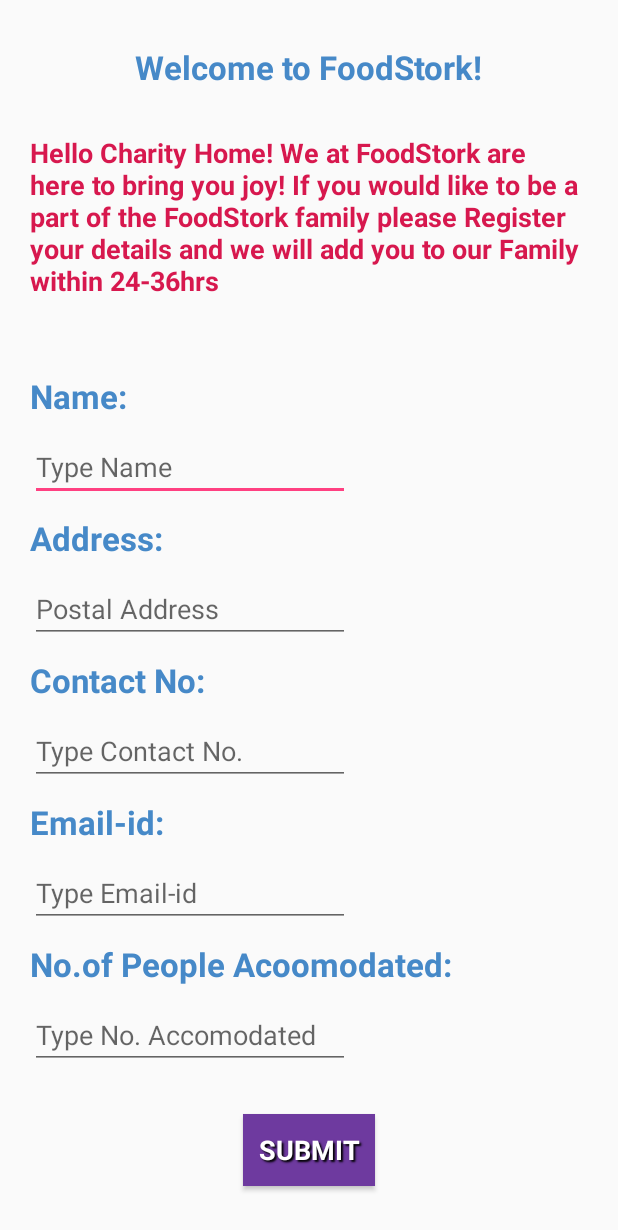
After one commit to iniyadavid/FoodStork, an Android app: the layout receiver_registration.xml on its own in the app's theme, with its tools: preview values and no code run, on a phone screen of 412 x 824 dp. The commit adds this screen. Shown: the top 1230 px of the screen. Run offline under Robolectric (Android 15) with nearby library versions, the phone set to English and light mode, and no system bars.

Commit message:
receiver module changes commit

```diff
--- /dev/null
+++ b/app/src/main/res/layout/receiver_registration.xml
@@ -0,0 +1,157 @@
+<?xml version="1.0" encoding="utf-8"?>
+<ScrollView xmlns:android="http://schemas.android.com/apk/res/android"
+    android:layout_width="fill_parent"
+    android:layout_height="wrap_content">
+<LinearLayout xmlns:android="http://schemas.android.com/apk/res/android"
+    android:orientation="vertical" android:layout_width="match_parent"
+    android:layout_height="wrap_content">
+
+    <TextView
+
+        android:layout_width="wrap_content"
+        android:layout_height="wrap_content"
+        android:layout_gravity="center"
+        android:layout_marginBottom="10dp"
+        android:layout_marginTop="30dp"
+        android:text="Welcome to FoodStork!"
+        android:textAppearance="?android:textAppearanceLarge"
+        android:textColor="#4689C8"
+        android:textStyle="bold" />
+    <TextView
+
+        android:layout_width="wrap_content"
+        android:layout_height="wrap_content"
+        android:layout_margin="20dp"
+        android:text="Hello Charity Home! We at FoodStork are here to bring you joy! If you would like to be a part of the FoodStork family please Register your details and we will add you to our Family within 24-36hrs "
+
+        android:textAppearance="?android:textAppearanceMedium"
+        android:textColor="#d7184e"
+        android:textStyle="bold" />
+    <TextView
+
+        android:layout_width="wrap_content"
+        android:layout_height="wrap_content"
+        android:layout_marginBottom="10dp"
+        android:layout_marginStart="20dp"
+        android:layout_marginTop="30dp"
+        android:text="@string/name"
+        android:textAppearance="?android:textAppearanceLarge"
+        android:textColor="#4689C8"
+        android:textStyle="bold" />
+
+    <EditText
+        android:id="@+id/personEditText1"
+        android:layout_width="wrap_content"
+        android:layout_height="wrap_content"
+        android:layout_marginStart="20dp"
+        android:ems="10"
+        android:hint="@string/type_name"
+        android:inputType="textPersonName" />
+
+    <TextView
+
+        android:layout_width="wrap_content"
+        android:layout_height="wrap_content"
+        android:layout_marginBottom="10dp"
+        android:layout_marginStart="20dp"
+        android:layout_marginTop="10dp"
+        android:text="@string/address"
+        android:textAppearance="?android:textAppearanceLarge"
+        android:textColor="#4689C8"
+        android:textStyle="bold" />
+
+    <EditText
+        android:id="@+id/addressView1"
+        android:layout_width="wrap_content"
+        android:layout_height="wrap_content"
+        android:layout_marginStart="20dp"
+        android:ems="10"
+        android:hint="@string/postal_address"
+        android:inputType="textPostalAddress" />
+
+    <TextView
+
+        android:layout_width="wrap_content"
+        android:layout_height="wrap_content"
+        android:layout_marginBottom="10dp"
+        android:layout_marginStart="20dp"
+        android:layout_marginTop="10dp"
+        android:text="@string/contact_no"
+        android:textAppearance="?android:textAppearanceLarge"
+        android:textColor="#4689C8"
+        android:textStyle="bold" />
+
+    <EditText
+        android:id="@+id/contactView1"
+        android:layout_width="wrap_content"
+        android:layout_height="wrap_content"
+        android:layout_marginStart="20dp"
+        android:ems="10"
+        android:hint="@string/type_contact_no1"
+        android:inputType="number" />
+
+    <TextView
+
+        android:layout_width="wrap_content"
+        android:layout_height="wrap_content"
+        android:layout_marginBottom="10dp"
+        android:layout_marginStart="20dp"
+        android:layout_marginTop="10dp"
+        android:text="@string/email_id"
+        android:textAppearance="?android:textAppearanceLarge"
+        android:textColor="#4689C8"
+        android:textStyle="bold" />
+
+    <EditText
+        android:id="@+id/emailView1"
+        android:layout_width="wrap_content"
+        android:layout_height="wrap_content"
+        android:layout_marginStart="20dp"
+        android:ems="10"
+        android:hint="@string/type_email_id1"
+        android:inputType="textEmailAddress" />
+    <TextView
+
+        android:layout_width="wrap_content"
+        android:layout_height="wrap_content"
+        android:layout_marginBottom="10dp"
+        android:layout_marginStart="20dp"
+        android:layout_marginTop="10dp"
+        android:text="No.of People Acoomodated:"
+        android:textAppearance="?android:textAppearanceLarge"
+        android:textColor="#4689C8"
+        android:textStyle="bold" />
+
+    <EditText
+        android:id="@+id/numpplView1"
+        android:layout_width="wrap_content"
+        android:layout_height="wrap_content"
+        android:layout_marginStart="20dp"
+        android:ems="10"
+        android:hint="Type No. Accomodated"
+        android:inputType="number" />
+
+
+
+    <Button
+        android:id="@+id/submitButton"
+        android:layout_width="wrap_content"
+        android:layout_height="wrap_content"
+        android:layout_gravity="center"
+        android:layout_marginBottom="10dp"
+        android:layout_marginTop="30dp"
+        android:background="#6e3a9f"
+        android:radius="50dp"
+        android:shadowColor="#000000"
+        android:shadowDx="2"
+        android:shadowDy="2"
+        android:shadowRadius="1"
+        android:shape="rectangle"
+        android:text="@string/submit"
+        android:onClick="sendMessage1"
+        android:textAlignment="center"
+        android:textAppearance="?android:textAppearanceMedium"
+        android:textColor="#ffff"
+        android:textStyle="bold" />
+</LinearLayout>
+    </ScrollView>
--- a/app/src/main/res/layout/receiverpage.xml
+++ b/app/src/main/res/layout/receiverpage.xml
@@ -23,7 +23,7 @@
             android:textStyle="bold" />
 
         <ImageButton
-            android:id="@+id/registerbutton"
+            android:id="@+id/registerbutton1"
             android:layout_width="253dp"
             android:layout_height="137dp"
             android:layout_gravity="center"
```
Also changed, not shown: app/src/main/java/com/example/ctadmin/fabric/Receiver.java (+10 -30 lines), app/src/main/java/com/example/ctadmin/fabric/ReceiverRegistration.java (added, +98 -0 lines).
